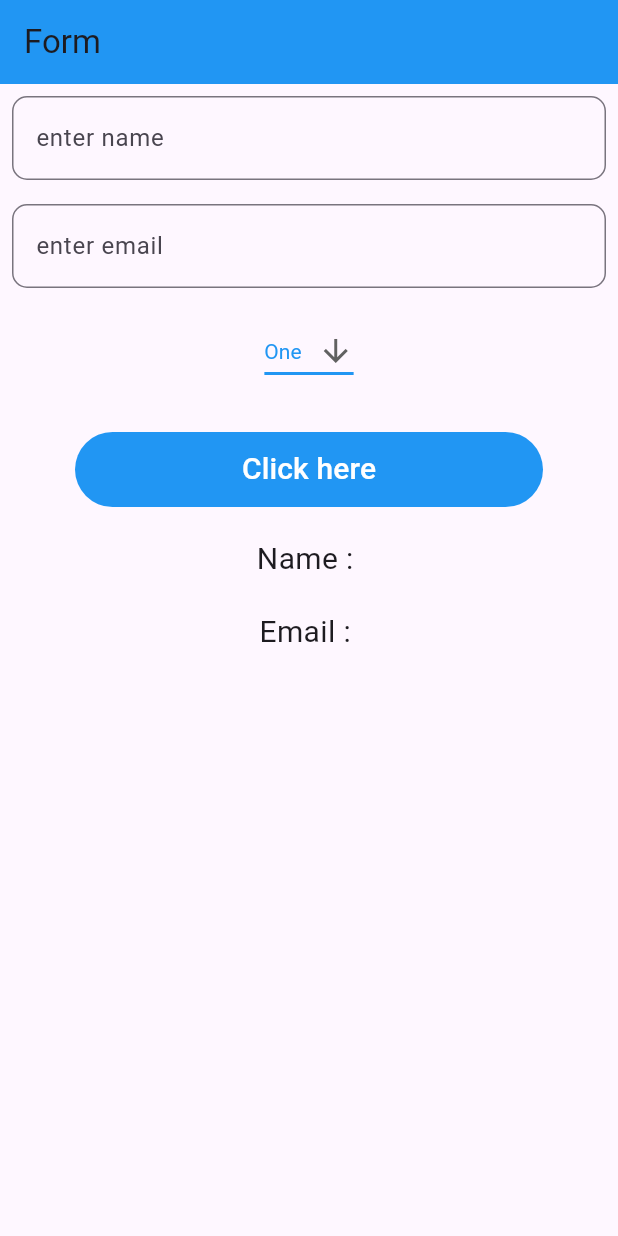
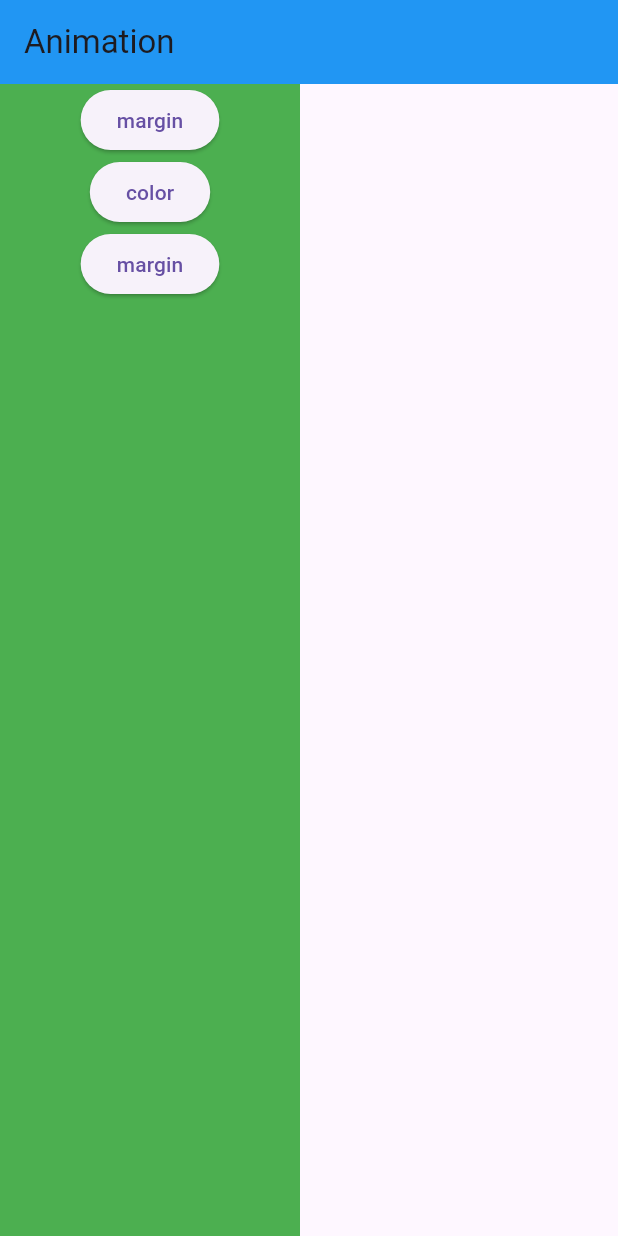
Before and after one commit to jay-java/Flutter-MWF-11-00-to-1-00, a Flutter app: the screen it shows after launch, on a phone screen of 412 x 824 dp. Run offline on Flutter 3.47's test engine with Material 3 defaults, Android fonts, the phone set to English and light mode, and no system bars; our stand-ins replace get.

Commit message:
flutter animation

```diff
--- a/first_project/lib/P012_splashscreen.dart
+++ b/first_project/lib/P012_splashscreen.dart
@@ -6,6 +6,8 @@ import 'P014_bottomnavigation.dart';
 import 'P015_navigation_drawer.dart';
 import 'P016_tabbar.dart';
 import 'P017_Form.dart';
+import 'P018_animatedcontainer.dart';
+import 'P019_animatedpositioned.dart';
 
 class SplashScreeen extends StatefulWidget {
   const SplashScreeen({super.key});
@@ -22,7 +24,7 @@ class _SplashScreeenState extends State<SplashScreeen> {
     Timer(Duration(seconds: 3), () {
       Navigator.pushReplacement(
         context,
-        MaterialPageRoute(builder: (context) => MyFrom()),
+        MaterialPageRoute(builder: (context) => MyContainer()),
       );
     });
   }
--- /dev/null
+++ b/first_project/lib/P018_animatedcontainer.dart
@@ -0,0 +1,52 @@
+import 'package:flutter/material.dart';
+
+class MyContainer extends StatefulWidget {
+  const MyContainer({super.key});
+
+  @override
+  State<MyContainer> createState() => _MyContainerState();
+}
+
+class _MyContainerState extends State<MyContainer> {
+  double _margin = 0;
+  double _width = 200;
+  Color _color = Colors.green;
+
+  @override
+  Widget build(BuildContext context) {
+    return Scaffold(
+      appBar: AppBar(
+        title: Text('Animation'),
+        backgroundColor: Colors.blue,
+      ),
+      body: AnimatedContainer(
+        duration: Duration(seconds: 1),
+        margin: EdgeInsets.all(_margin),
+        width: _width,
+        color: _color,
+        child: Column(
+          crossAxisAlignment:  CrossAxisAlignment.center,
+          children: [
+            ElevatedButton(onPressed: () {
+               setState(() {
+                 _margin = 50;
+               });
+            }, child: Text('margin')),
+            ElevatedButton(onPressed: () {
+              setState(() {
+                _color = Colors.yellow;
+              });
+            }, child: Text('color')),
+
+            ElevatedButton(onPressed: () {
+              setState(() {
+                _width = 400;
+              });
+            }, child: Text('margin')),
+
+          ],
+        ),
+      ),
+    );
+  }
+}
--- a/first_project/pubspec.yaml
+++ b/first_project/pubspec.yaml
@@ -34,6 +34,7 @@ dependencies:
   # The following adds the Cupertino Icons font to your application.
   # Use with the CupertinoIcons class for iOS style icons.
   cupertino_icons: ^1.0.8
+  get: ^4.7.2
   intl: ^0.20.2
 
 dev_dependencies:
```
Also changed, not shown: first_project/lib/P017_Form.dart (+51 -9 lines), first_project/lib/P019_animatedpositioned.dart (added, +76 -0 lines), first_project/pubspec.lock.
